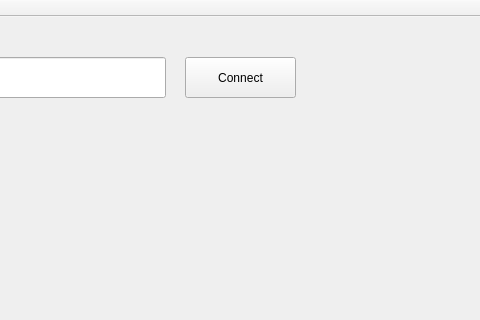
This is RtspClient/forms/mainwindow.ui in jovanSlavujevic96/MSc_RtspStreaming_Cpp as Qt 5 draws it before an edit; both pictures show x 355 to 835 and y 0 to 320 of the 1115 by 648 pixel window. The edited form follows.
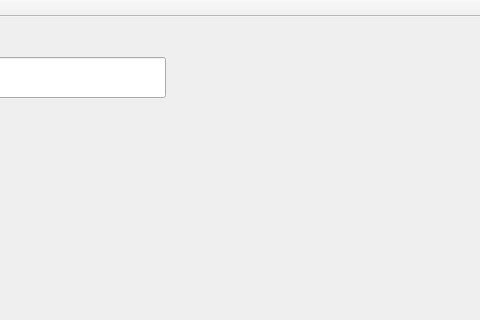
This is the edited form.

What changed in the file:
```diff
--- a/RtspClient/forms/mainwindow.ui
+++ b/RtspClient/forms/mainwindow.ui
@@ -71,19 +71,6 @@
      <string>rtsp://127.0.0.1:9090/live</string>
     </property>
    </widget>
-   <widget class="QPushButton" name="pushButton">
-    <property name="geometry">
-     <rect>
-      <x>540</x>
-      <y>40</y>
-      <width>111</width>
-      <height>41</height>
-     </rect>
-    </property>
-    <property name="text">
-     <string>Connect</string>
-    </property>
-   </widget>
   </widget>
   <widget class="QMenuBar" name="menuBar">
    <property name="geometry">
```
